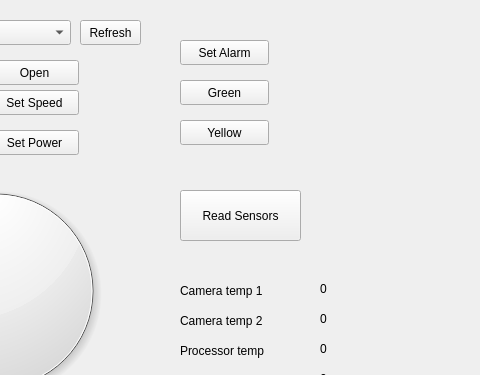
The window that mainwindow.ui (amin-amani/FeederController) describes before a commit, drawn with Qt 5; both pictures show x 230 to 710 and y 0 to 375 of the 812 by 520 pixel window.
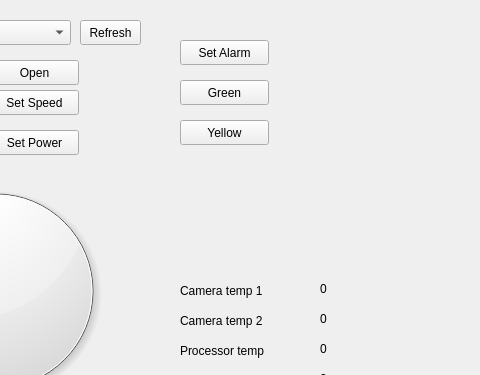
The same window after the commit.

Commit message: button stat change

What changed in the file:
```diff
--- a/mainwindow.ui
+++ b/mainwindow.ui
@@ -193,19 +193,6 @@
      <string>Yellow</string>
     </property>
    </widget>
-   <widget class="QPushButton" name="BtnReadSensors">
-    <property name="geometry">
-     <rect>
-      <x>410</x>
-      <y>190</y>
-      <width>121</width>
-      <height>51</height>
-     </rect>
-    </property>
-    <property name="text">
-     <string>Read Sensors</string>
-    </property>
-   </widget>
    <widget class="QLabel" name="label_4">
     <property name="geometry">
      <rect>
```
The commit also changes 3 other files.
